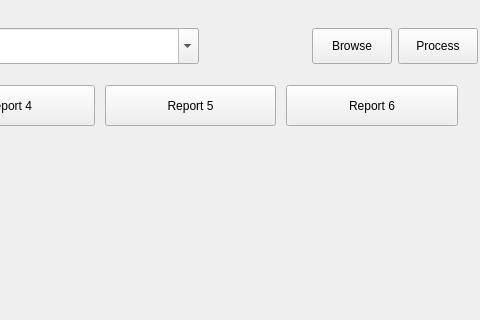
Qt form source/ui/home.ui (YassineBaghdadi/Students-Report) before a commit; both pictures show x 644 to 1124 and y 0 to 320 of the 1124 by 574 pixel window.
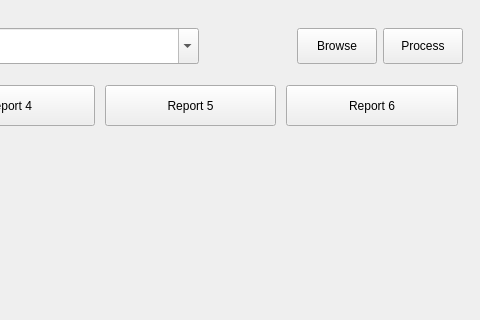
The same form after that commit.

Diff of the .ui file:
```diff
--- a/source/ui/home.ui
+++ b/source/ui/home.ui
@@ -151,6 +151,22 @@
             </property>
            </widget>
           </item>
+          <item>
+           <spacer name="horizontalSpacer_2">
+            <property name="orientation">
+             <enum>Qt::Horizontal</enum>
+            </property>
+            <property name="sizeType">
+             <enum>QSizePolicy::Fixed</enum>
+            </property>
+            <property name="sizeHint" stdset="0">
+             <size>
+              <width>15</width>
+              <height>20</height>
+             </size>
+            </property>
+           </spacer>
+          </item>
          </layout>
         </item>
        </layout>
```
